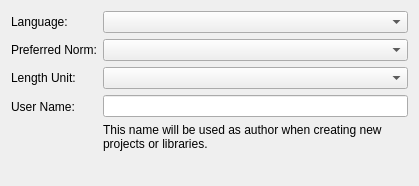
Old version of the form libs/librepcb/editor/workspace/initializeworkspacewizard/initializeworkspacewizard_choosesettings.ui in the repository LibrePCB/LibrePCB.
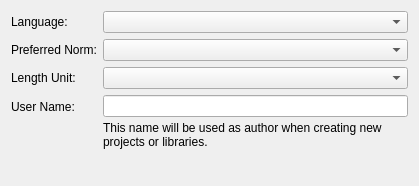
New version of the form.

What changed in the file:
```diff
--- a/libs/librepcb/editor/workspace/initializeworkspacewizard/initializeworkspacewizard_choosesettings.ui
+++ b/libs/librepcb/editor/workspace/initializeworkspacewizard/initializeworkspacewizard_choosesettings.ui
@@ -54,11 +54,23 @@
    </item>
    <item row="4" column="1">
     <layout class="QVBoxLayout" name="verticalLayout">
+     <property name="spacing">
+      <number>4</number>
+     </property>
+     <property name="sizeConstraint">
+      <enum>QLayout::SetMinimumSize</enum>
+     </property>
      <item>
       <widget class="QLineEdit" name="edtUserName"/>
      </item>
      <item>
       <widget class="QLabel" name="label_3">
+       <property name="sizePolicy">
+        <sizepolicy hsizetype="Preferred" vsizetype="Fixed">
+         <horstretch>0</horstretch>
+         <verstretch>0</verstretch>
+        </sizepolicy>
+       </property>
        <property name="text">
         <string>This name will be used as author when creating new projects or libraries.</string>
        </property>
```
